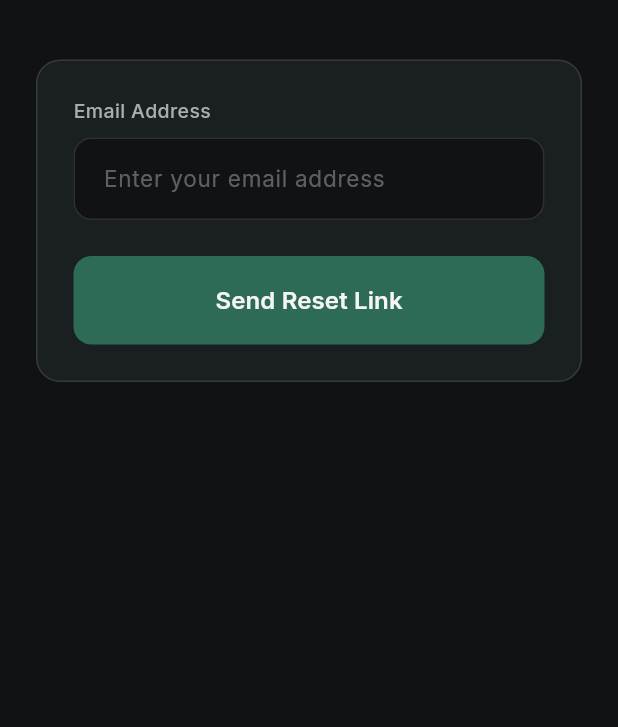
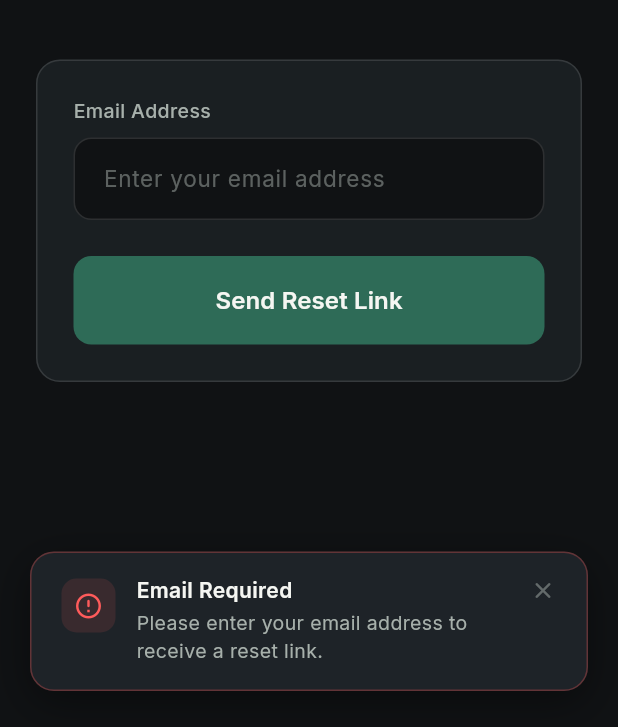
Before and after one commit to buolotdev/ULVENIK, a Flutter app: the ForgotPasswordScreen screen opened directly, after a tap on "Send Reset Link", on a phone screen of 412 x 824 dp, the part 509-1236 px from its top. Run offline on Flutter 3.47's test engine with Material 3 defaults, Android fonts, the phone set to English and light mode, and no system bars; our stand-ins replace flutter_svg, google_fonts.

Commit message:
feat: form validation and custom snackbar across all auth screens

```diff
--- a/lib/screens/forgot_password_screen.dart
+++ b/lib/screens/forgot_password_screen.dart
@@ -1,6 +1,7 @@
 import 'dart:ui';
 import 'package:flutter/material.dart';
 import '../theme/app_colors.dart';
+import '../widgets/custom_snackbar.dart';
 
 class ForgotPasswordScreen extends StatefulWidget {
   const ForgotPasswordScreen({super.key});
@@ -11,6 +12,7 @@
 
 class _ForgotPasswordScreenState extends State<ForgotPasswordScreen>
     with SingleTickerProviderStateMixin {
+  final _emailController = TextEditingController();
   late AnimationController _animController;
   late List<Animation<double>> _fadeAnims;
   late List<Animation<Offset>> _slideAnims;
@@ -46,9 +48,37 @@
     _animController.forward();
   }
 
+  void _handleSendReset() {
+    final email = _emailController.text.trim();
+
+    if (email.isEmpty) {
+      AppSnackbar.show(context,
+          title: 'Email Required',
+          message: 'Please enter your email address to receive a reset link.',
+          type: SnackbarType.error);
+      return;
+    }
+
+    final emailRegex = RegExp(r'^[\w-\.]+@([\w-]+\.)+[\w-]{2,4}$');
+    if (!emailRegex.hasMatch(email)) {
+      AppSnackbar.show(context,
+          title: 'Invalid Email',
+          message: 'Please enter a valid email address (e.g. you@example.com).',
+          type: SnackbarType.error);
+      return;
+    }
+
+    // TODO: Call password reset service
+    AppSnackbar.show(context,
+        title: 'Reset Link Sent',
+        message: 'Check your inbox — a reset link has been sent to $email.',
+        type: SnackbarType.success);
+  }
+
   @override
   void dispose() {
     _animController.dispose();
+    _emailController.dispose();
     super.dispose();
   }
 
@@ -176,6 +206,7 @@
                             ),
                             const SizedBox(height: 8),
                             TextFormField(
+                              controller: _emailController,
                               keyboardType: TextInputType.emailAddress,
                               style: const TextStyle(
                                 color: AppColors.primaryTextOffWhite,
@@ -204,7 +235,7 @@
                             const SizedBox(height: 24),
 
                             ElevatedButton(
-                              onPressed: () {},
+                              onPressed: _handleSendReset,
                               style: ElevatedButton.styleFrom(
                                 backgroundColor: AppColors.primaryForestGreen,
                                 foregroundColor: AppColors.primaryTextOffWhite,
--- a/lib/screens/login_screen.dart
+++ b/lib/screens/login_screen.dart
@@ -2,6 +2,7 @@
 import 'package:flutter/material.dart';
 import 'package:flutter_svg/flutter_svg.dart';
 import '../theme/app_colors.dart';
+import '../widgets/custom_snackbar.dart';
 import 'register_screen.dart';
 import 'forgot_password_screen.dart';
 
@@ -14,6 +15,9 @@
 
 class _LoginScreenState extends State<LoginScreen> with SingleTickerProviderStateMixin {
   bool _obscurePassword = true;
+  final _formKey = GlobalKey<FormState>();
+  final _emailController = TextEditingController();
+  final _passwordController = TextEditingController();
   late AnimationController _animController;
   late List<Animation<double>> _fadeAnimations;
   late List<Animation<Offset>> _slideAnimations;
@@ -50,9 +54,55 @@
     _animController.forward();
   }
 
+  void _handleLogin() {
+    final email = _emailController.text.trim();
+    final password = _passwordController.text;
+
+    if (email.isEmpty) {
+      AppSnackbar.show(context,
+          title: 'Email Required',
+          message: 'Please enter your email address to continue.',
+          type: SnackbarType.error);
+      return;
+    }
+
+    final emailRegex = RegExp(r'^[\w-\.]+@([\w-]+\.)+[\w-]{2,4}$');
+    if (!emailRegex.hasMatch(email)) {
+      AppSnackbar.show(context,
+          title: 'Invalid Email',
+          message: 'Please enter a valid email address (e.g. you@example.com).',
+          type: SnackbarType.error);
+      return;
+    }
+
+    if (password.isEmpty) {
+      AppSnackbar.show(context,
+          title: 'Password Required',
+          message: 'Please enter your password to sign in.',
+          type: SnackbarType.error);
+      return;
+    }
+
+    if (password.length < 6) {
+      AppSnackbar.show(context,
+          title: 'Password Too Short',
+          message: 'Your password must be at least 6 characters long.',
+          type: SnackbarType.error);
+      return;
+    }
+
+    // TODO: Call auth service
+    AppSnackbar.show(context,
+        title: 'Signing In',
+        message: 'Authenticating your credentials...',
+        type: SnackbarType.info);
+  }
+
   @override
   void dispose() {
     _animController.dispose();
+    _emailController.dispose();
+    _passwordController.dispose();
     super.dispose();
   }
 
@@ -189,6 +239,8 @@
                               ),
                               const SizedBox(height: 8),
                               TextFormField(
+                                controller: _emailController,
+                                keyboardType: TextInputType.emailAddress,
                                 style: const TextStyle(color: AppColors.primaryTextOffWhite),
                                 decoration: InputDecoration(
                                   hintText: 'athlete@ulvenik.com',
@@ -220,6 +272,7 @@
                               ),
                               const SizedBox(height: 8),
                               TextFormField(
+                                controller: _passwordController,
                                 obscureText: _obscurePassword,
                                 style: const TextStyle(color: AppColors.primaryTextOffWhite),
                                 decoration: InputDecoration(
@@ -298,7 +351,7 @@
                         _buildAnimatedWidget(
                           4,
                           ElevatedButton(
-                            onPressed: () {},
+                            onPressed: _handleLogin,
                             style: ElevatedButton.styleFrom(
                               backgroundColor: AppColors.primaryForestGreen,
                               foregroundColor: AppColors.primaryTextOffWhite,
--- /dev/null
+++ b/lib/widgets/custom_snackbar.dart
@@ -0,0 +1,244 @@
+import 'package:flutter/material.dart';
+import '../theme/app_colors.dart';
+
+enum SnackbarType { error, success, warning, info }
+
+class AppSnackbar {
+  static void show(
+    BuildContext context, {
+    required String message,
+    required SnackbarType type,
+    String? title,
+    Duration duration = const Duration(seconds: 3),
+  }) {
+    final overlay = Overlay.of(context);
+    final entry = _SnackbarOverlayEntry(
+      message: message,
+      title: title,
+      type: type,
+      duration: duration,
+    );
+
+    overlay.insert(entry.overlayEntry);
+  }
+}
+
+class _SnackbarOverlayEntry {
+  final String message;
+  final String? title;
+  final SnackbarType type;
+  final Duration duration;
+  late final OverlayEntry overlayEntry;
+
+  _SnackbarOverlayEntry({
+    required this.message,
+    required this.title,
+    required this.type,
+    required this.duration,
+  }) {
+    overlayEntry = OverlayEntry(
+      builder: (context) => _SnackbarWidget(
+        message: message,
+        title: title,
+        type: type,
+        duration: duration,
+        onDismiss: () => overlayEntry.remove(),
+      ),
+    );
+  }
+}
+
+class _SnackbarWidget extends StatefulWidget {
+  final String message;
+  final String? title;
+  final SnackbarType type;
+  final Duration duration;
+  final VoidCallback onDismiss;
+
+  const _SnackbarWidget({
+    required this.message,
+    required this.title,
+    required this.type,
+    required this.duration,
+    required this.onDismiss,
+  });
+
+  @override
+  State<_SnackbarWidget> createState() => _SnackbarWidgetState();
+}
+
+class _SnackbarWidgetState extends State<_SnackbarWidget>
+    with SingleTickerProviderStateMixin {
+  late AnimationController _controller;
+  late Animation<Offset> _slideAnim;
+  late Animation<double> _fadeAnim;
+
+  @override
+  void initState() {
+    super.initState();
+    _controller = AnimationController(
+      vsync: this,
+      duration: const Duration(milliseconds: 400),
+    );
+
+    _slideAnim = Tween<Offset>(
+      begin: const Offset(0, 1),
+      end: Offset.zero,
+    ).animate(CurvedAnimation(
+      parent: _controller,
+      curve: Curves.easeOutCubic,
+    ));
+
+    _fadeAnim = Tween<double>(begin: 0, end: 1).animate(
+      CurvedAnimation(parent: _controller, curve: Curves.easeOut),
+    );
+
+    _controller.forward();
+
+    Future.delayed(widget.duration, _dismiss);
+  }
+
+  void _dismiss() async {
+    if (!mounted) return;
+    await _controller.reverse();
+    widget.onDismiss();
+  }
+
+  @override
+  void dispose() {
+    _controller.dispose();
+    super.dispose();
+  }
+
+  Color get _accentColor {
+    switch (widget.type) {
+      case SnackbarType.error:
+        return const Color(0xFFFF5B5B);
+      case SnackbarType.success:
+        return AppColors.primaryForestGreen;
+      case SnackbarType.warning:
+        return const Color(0xFFFFB347);
+      case SnackbarType.info:
+        return const Color(0xFF5D8FAF);
+    }
+  }
+
+  IconData get _icon {
+    switch (widget.type) {
+      case SnackbarType.error:
+        return Icons.error_outline_rounded;
+      case SnackbarType.success:
+        return Icons.check_circle_outline_rounded;
+      case SnackbarType.warning:
+        return Icons.warning_amber_rounded;
+      case SnackbarType.info:
+        return Icons.info_outline_rounded;
+    }
+  }
+
+  @override
+  Widget build(BuildContext context) {
+    final safePadding = MediaQuery.of(context).padding;
+
+    return Positioned(
+      bottom: safePadding.bottom + 24,
+      left: 20,
+      right: 20,
+      child: SlideTransition(
+        position: _slideAnim,
+        child: FadeTransition(
+          opacity: _fadeAnim,
+          child: Material(
+            color: Colors.transparent,
+            child: GestureDetector(
+              onTap: _dismiss,
+              child: Container(
+                width: double.infinity,
+                padding: const EdgeInsets.symmetric(
+                  horizontal: 20,
+                  vertical: 16,
+                ),
+                decoration: BoxDecoration(
+                  color: const Color(0xFF1E2328),
+                  borderRadius: BorderRadius.circular(16),
+                  border: Border.all(
+                    color: _accentColor.withOpacity(0.3),
+                    width: 1,
+                  ),
+                  boxShadow: [
+                    BoxShadow(
+                      color: Colors.black.withOpacity(0.4),
+                      blurRadius: 24,
+                      offset: const Offset(0, 8),
+                    ),
+                  ],
+                ),
+                child: Row(
+                  crossAxisAlignment: CrossAxisAlignment.start,
+                  children: [
+                    // Icon
+                    Container(
+                      margin: const EdgeInsets.only(top: 1),
+                      width: 36,
+                      height: 36,
+                      decoration: BoxDecoration(
+                        color: _accentColor.withOpacity(0.12),
+                        borderRadius: BorderRadius.circular(10),
+                      ),
+                      child: Icon(
+                        _icon,
+                        color: _accentColor,
+                        size: 20,
+                      ),
+                    ),
+                    const SizedBox(width: 14),
+                    // Text
+                    Expanded(
+                      child: Column(
+                        crossAxisAlignment: CrossAxisAlignment.start,
+                        mainAxisSize: MainAxisSize.min,
+                        children: [
+                          if (widget.title != null) ...[
+                            Text(
+                              widget.title!,
+                              style: TextStyle(
+                                color: AppColors.primaryTextOffWhite,
+                                fontSize: 14,
+                                fontWeight: FontWeight.w600,
+                                height: 1.3,
+                              ),
+                            ),
+                            const SizedBox(height: 3),
+                          ],
+                          Text(
+                            widget.message,
+                            style: const TextStyle(
+                              color: AppColors.secondaryTextStoneGrey,
+                              fontSize: 13,
+                              height: 1.45,
+                              fontWeight: FontWeight.w400,
+                            ),
+                          ),
+                        ],
+                      ),
+                    ),
+                    const SizedBox(width: 8),
+                    // Dismiss
+                    GestureDetector(
+                      onTap: _dismiss,
+                      child: Icon(
+                        Icons.close_rounded,
+                        color: AppColors.secondaryTextStoneGrey.withOpacity(0.5),
+                        size: 18,
+                      ),
+                    ),
+                  ],
+                ),
+              ),
+            ),
+          ),
+        ),
+      ),
+    );
+  }
+}
```
Also changed, not shown: lib/screens/register_screen.dart (+96 -21 lines).
